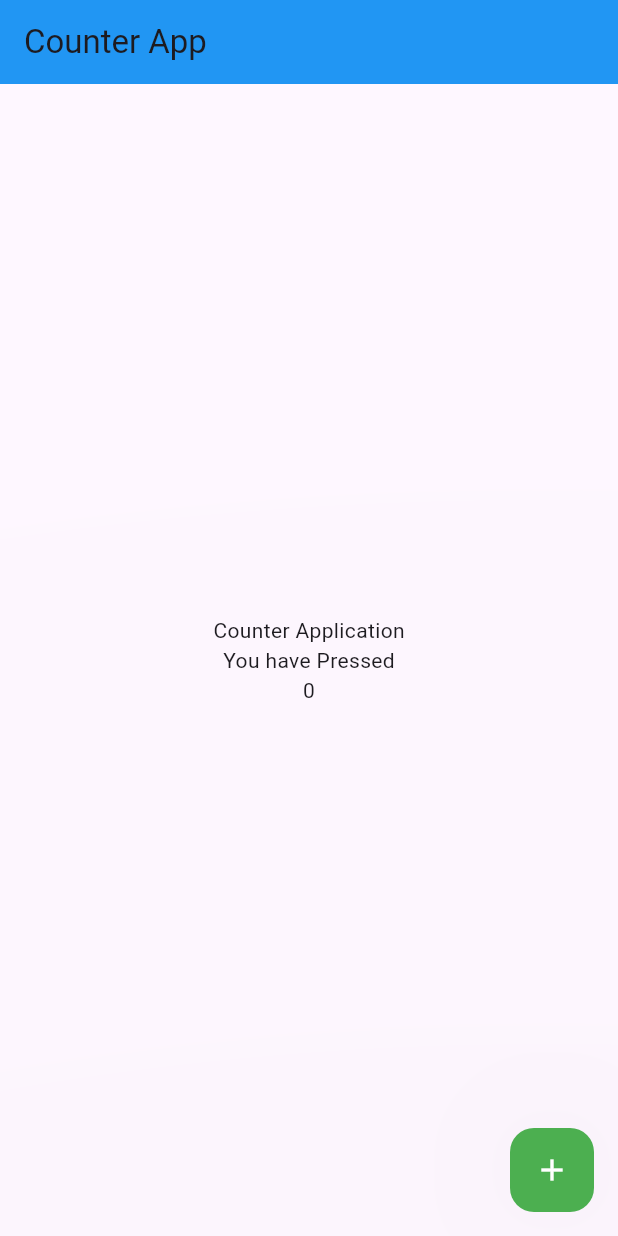
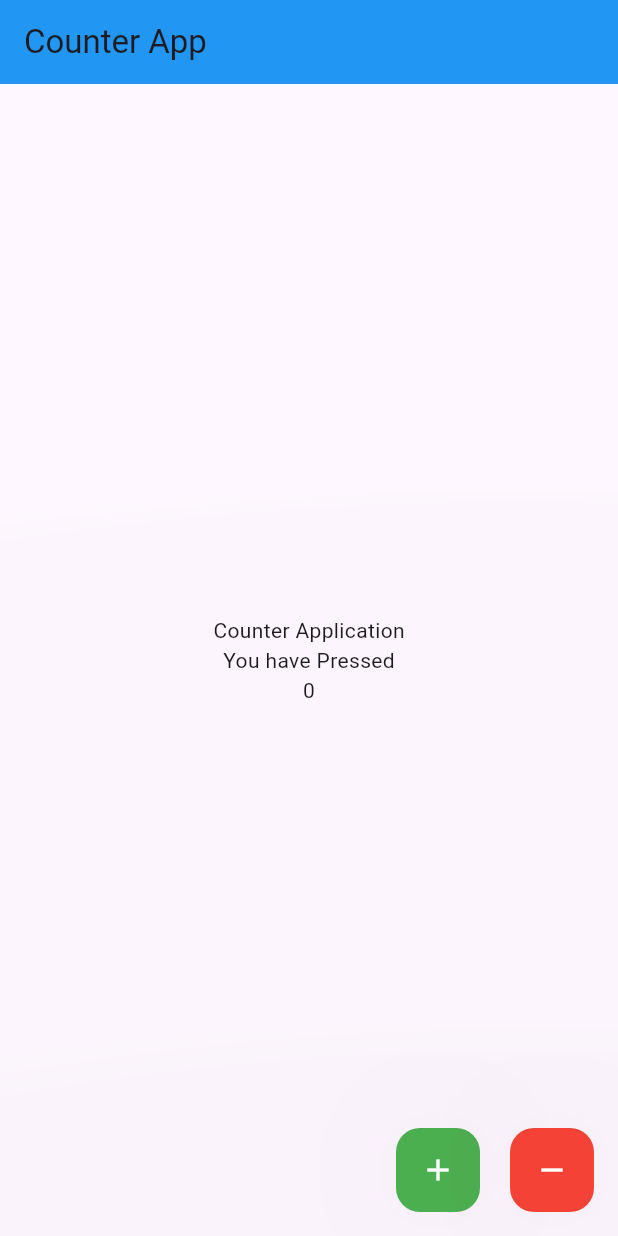
Before and after one commit to migol06/NT-Learning-Flutter, a Flutter app: the screen it shows after launch, on a phone screen of 412 x 824 dp. Run offline on Flutter 3.47's test engine with Material 3 defaults, Android fonts, the phone set to English and light mode, and no system bars.

```diff
--- a/lib/main.dart
+++ b/lib/main.dart
@@ -48,7 +48,10 @@ class _MyHomePageState extends State<MyHomePage> {
           ],
         ),
       ),
-      floatingActionButton: FloatingActionButton(
+      floatingActionButton: Row(
+        mainAxisAlignment: MainAxisAlignment.end,
+        children: [
+          FloatingActionButton(
             onPressed: () {
               setState(() {
                 counter++;
@@ -60,6 +63,23 @@ class _MyHomePageState extends State<MyHomePage> {
             foregroundColor: Colors.white,
             elevation: 1000.0,
           ),
+          SizedBox(
+            width: 20,
+          ),
+          FloatingActionButton(
+            onPressed: () {
+              setState(() {
+                counter--;
+              });
+            },
+            child: Icon(Icons.remove),
+            tooltip: 'Decrement',
+            backgroundColor: Colors.red,
+            foregroundColor: Colors.white,
+            elevation: 1000.0,
+          ),
+        ],
+      ),
     );
   }
 }
```
Lines whose indentation alone changed are shown as unchanged.
